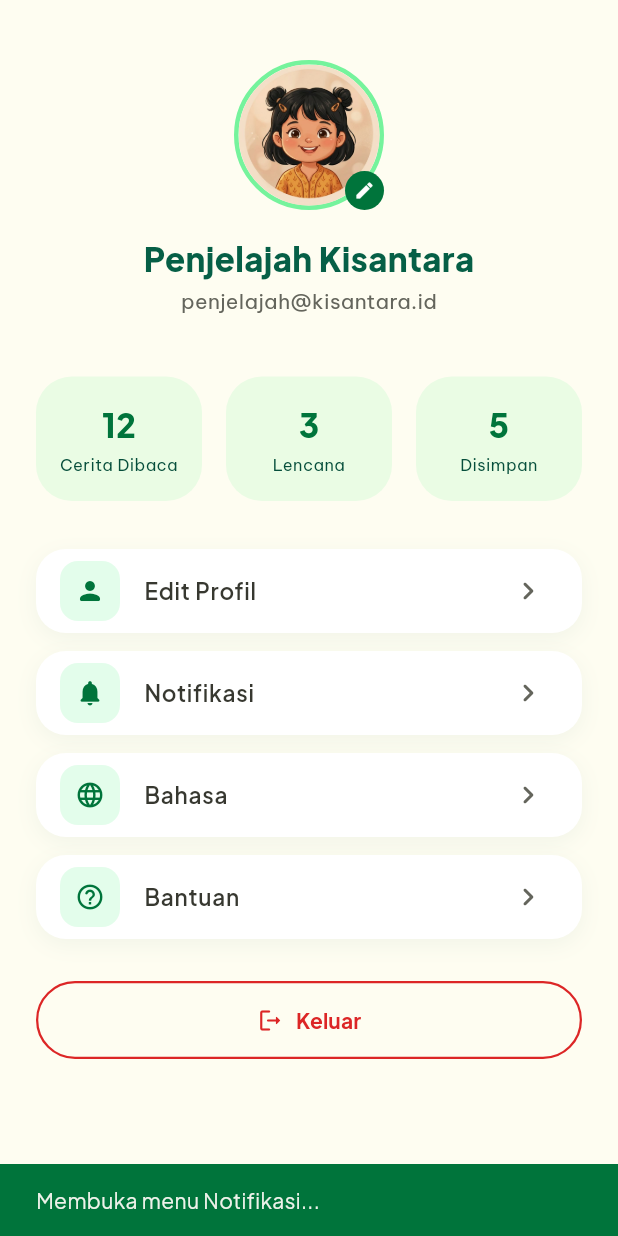
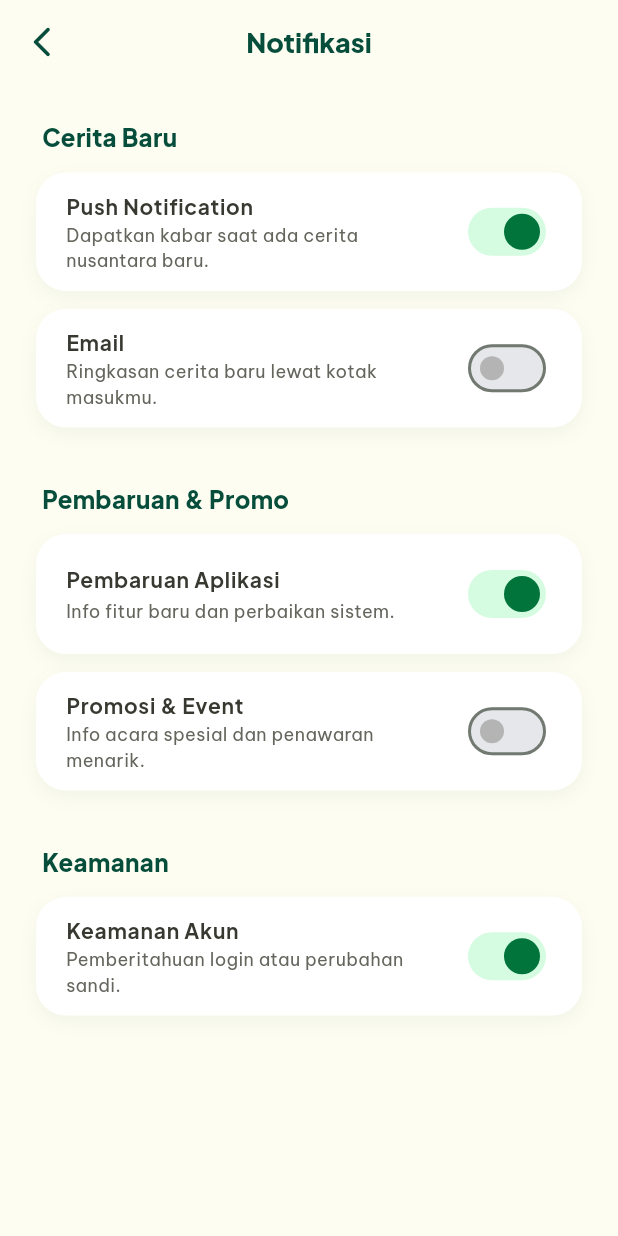
Before and after one commit to kawreenazzhra/kisantara, a Flutter app: the ProfilScreen screen opened directly, after a tap on "Notifikasi", on a phone screen of 412 x 824 dp. Run offline on Flutter 3.47's test engine with Material 3 defaults, Android fonts, the phone set to English and light mode, and no system bars; our stand-ins replace google_fonts.

Commit message:
penambahan page fitur

```diff
--- a/lib/screens/profil_screen.dart
+++ b/lib/screens/profil_screen.dart
@@ -1,5 +1,10 @@
 import 'package:flutter/material.dart';
 import 'package:google_fonts/google_fonts.dart';
+import 'profile/edit_profil_screen.dart';
+import 'profile/notifikasi_screen.dart';
+import 'profile/bahasa_screen.dart';
+import 'profile/bantuan_screen.dart';
+import 'auth/login_screen.dart';
 
 class ProfilScreen extends StatelessWidget {
   const ProfilScreen({super.key});
@@ -74,13 +79,37 @@ class ProfilScreen extends StatelessWidget {
               const SizedBox(height: 32),
               // Menu items
               _MenuItem(
-                  icon: Icons.person_rounded, label: 'Edit Profil', context: context),
+                icon: Icons.person_rounded,
+                label: 'Edit Profil',
+                onTap: () => Navigator.push(
+                  context,
+                  MaterialPageRoute(builder: (context) => const EditProfilScreen()),
+                ),
+              ),
               _MenuItem(
-                  icon: Icons.notifications_rounded, label: 'Notifikasi', context: context),
+                icon: Icons.notifications_rounded,
+                label: 'Notifikasi',
+                onTap: () => Navigator.push(
+                  context,
+                  MaterialPageRoute(builder: (context) => const NotifikasiScreen()),
+                ),
+              ),
               _MenuItem(
-                  icon: Icons.language_rounded, label: 'Bahasa', context: context),
+                icon: Icons.language_rounded,
+                label: 'Bahasa',
+                onTap: () => Navigator.push(
+                  context,
+                  MaterialPageRoute(builder: (context) => const BahasaScreen()),
+                ),
+              ),
               _MenuItem(
-                  icon: Icons.help_outline_rounded, label: 'Bantuan', context: context),
+                icon: Icons.help_outline_rounded,
+                label: 'Bantuan',
+                onTap: () => Navigator.push(
+                  context,
+                  MaterialPageRoute(builder: (context) => const BantuanScreen()),
+                ),
+              ),
               const SizedBox(height: 16),
               // Logout button
               SizedBox(
@@ -89,9 +118,15 @@ class ProfilScreen extends StatelessWidget {
                   onPressed: () {
                     ScaffoldMessenger.of(context).showSnackBar(
                       SnackBar(
-                        content: Text('Anda telah keluar dari aplikasi.', style: GoogleFonts.plusJakartaSans()),
+                        content: Text('Anda telah keluar dari aplikasi.',
+                            style: GoogleFonts.plusJakartaSans()),
                         backgroundColor: const Color(0xFFDC2626),
                       ),
+                    );
+                    // Navigate to LoginScreen and clear navigation stack
+                    Navigator.of(context).pushAndRemoveUntil(
+                      MaterialPageRoute(builder: (context) => const LoginScreen()),
+                      (route) => false,
                     );
                   },
                   icon: const Icon(Icons.logout_rounded,
@@ -163,8 +198,12 @@ class _StatCard extends StatelessWidget {
 class _MenuItem extends StatelessWidget {
   final IconData icon;
   final String label;
-  final BuildContext context;
-  const _MenuItem({required this.icon, required this.label, required this.context});
+  final VoidCallback onTap;
+  const _MenuItem({
+    required this.icon,
+    required this.label,
+    required this.onTap,
+  });
 
   @override
   Widget build(BuildContext context) {
@@ -201,15 +240,7 @@ class _MenuItem extends StatelessWidget {
         ),
         trailing: const Icon(Icons.chevron_right_rounded,
             color: Color(0xFF64655C)),
-        onTap: () {
-          ScaffoldMessenger.of(context).showSnackBar(
-            SnackBar(
-              content: Text('Membuka menu $label...', style: GoogleFonts.plusJakartaSans()),
-              backgroundColor: const Color(0xFF00743B),
-              duration: const Duration(seconds: 1),
-            ),
-          );
-        },
+        onTap: onTap,
       ),
     );
   }
--- /dev/null
+++ b/lib/screens/profile/notifikasi_screen.dart
@@ -0,0 +1,143 @@
+import 'package:flutter/material.dart';
+import 'package:google_fonts/google_fonts.dart';
+
+class NotifikasiScreen extends StatefulWidget {
+  const NotifikasiScreen({super.key});
+
+  @override
+  State<NotifikasiScreen> createState() => _NotifikasiScreenState();
+}
+
+class _NotifikasiScreenState extends State<NotifikasiScreen> {
+  bool _newStoryPush = true;
+  bool _newStoryEmail = false;
+  bool _updatePush = true;
+  bool _promoPush = false;
+  bool _securityPush = true;
+
+  @override
+  Widget build(BuildContext context) {
+    return Scaffold(
+      backgroundColor: const Color(0xFFFEFDF1),
+      appBar: AppBar(
+        backgroundColor: const Color(0xFFFEFDF1),
+        elevation: 0,
+        centerTitle: true,
+        leading: IconButton(
+          icon: const Icon(Icons.arrow_back_ios_new_rounded, color: Color(0xFF064E3B)),
+          onPressed: () => Navigator.pop(context),
+        ),
+        title: Text(
+          'Notifikasi',
+          style: GoogleFonts.plusJakartaSans(
+            fontWeight: FontWeight.w800,
+            color: const Color(0xFF064E3B),
+            fontSize: 18,
+          ),
+        ),
+      ),
+      body: ListView(
+        padding: const EdgeInsets.all(24),
+        children: [
+          _buildSectionHeader('Cerita Baru'),
+          _buildSwitchTile(
+            title: 'Push Notification',
+            subtitle: 'Dapatkan kabar saat ada cerita nusantara baru.',
+            value: _newStoryPush,
+            onChanged: (val) => setState(() => _newStoryPush = val),
+          ),
+          _buildSwitchTile(
+            title: 'Email',
+            subtitle: 'Ringkasan cerita baru lewat kotak masukmu.',
+            value: _newStoryEmail,
+            onChanged: (val) => setState(() => _newStoryEmail = val),
+          ),
+          const SizedBox(height: 24),
+
+          _buildSectionHeader('Pembaruan & Promo'),
+          _buildSwitchTile(
+            title: 'Pembaruan Aplikasi',
+            subtitle: 'Info fitur baru dan perbaikan sistem.',
+            value: _updatePush,
+            onChanged: (val) => setState(() => _updatePush = val),
+          ),
+          _buildSwitchTile(
+            title: 'Promosi & Event',
+            subtitle: 'Info acara spesial dan penawaran menarik.',
+            value: _promoPush,
+            onChanged: (val) => setState(() => _promoPush = val),
+          ),
+          const SizedBox(height: 24),
+
+          _buildSectionHeader('Keamanan'),
+          _buildSwitchTile(
+            title: 'Keamanan Akun',
+            subtitle: 'Pemberitahuan login atau perubahan sandi.',
+            value: _securityPush,
+            onChanged: (val) => setState(() => _securityPush = val),
+          ),
+        ],
+      ),
+    );
+  }
+
+  Widget _buildSectionHeader(String title) {
+    return Padding(
+      padding: const EdgeInsets.only(left: 4, bottom: 12),
+      child: Text(
+        title,
+        style: GoogleFonts.plusJakartaSans(
+          fontWeight: FontWeight.w800,
+          color: const Color(0xFF064E3B),
+          fontSize: 16,
+        ),
+      ),
+    );
+  }
+
+  Widget _buildSwitchTile({
+    required String title,
+    required String subtitle,
+    required bool value,
+    required ValueChanged<bool> onChanged,
+  }) {
+    return Container(
+      margin: const EdgeInsets.only(bottom: 12),
+      decoration: BoxDecoration(
+        color: Colors.white,
+        borderRadius: BorderRadius.circular(20),
+        boxShadow: [
+          BoxShadow(
+            color: const Color(0xFF064E3B).withOpacity(0.05),
+            blurRadius: 10,
+            offset: const Offset(0, 4),
+          ),
+        ],
+      ),
+      child: SwitchListTile(
+        activeColor: const Color(0xFF00743B),
+        activeTrackColor: const Color(0xFF75F39C).withOpacity(0.3),
+        inactiveThumbColor: const Color(0xFFB4B4B4),
+        inactiveTrackColor: const Color(0xFFE5E7EB),
+        title: Text(
+          title,
+          style: GoogleFonts.plusJakartaSans(
+            fontWeight: FontWeight.w700,
+            color: const Color(0xFF373830),
+            fontSize: 14,
+          ),
+        ),
+        subtitle: Text(
+          subtitle,
+          style: GoogleFonts.beVietnamPro(
+            color: const Color(0xFF64655C),
+            fontSize: 12,
+          ),
+        ),
+        value: value,
+        onChanged: onChanged,
+        contentPadding: const EdgeInsets.symmetric(horizontal: 20, vertical: 4),
+      ),
+    );
+  }
+}
```
Also changed, not shown: lib/screens/profile/bahasa_screen.dart (added, +141 -0 lines), lib/screens/profile/bantuan_screen.dart (added, +203 -0 lines), lib/screens/profile/edit_profil_screen.dart (added, +195 -0 lines).
